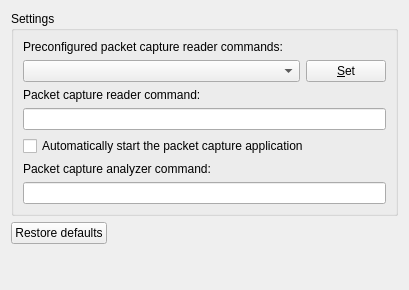
Before: the Qt Designer form gns3/ui/packet_capture_preferences_page.ui in GNS3/gns3-gui, drawn with Qt 5.
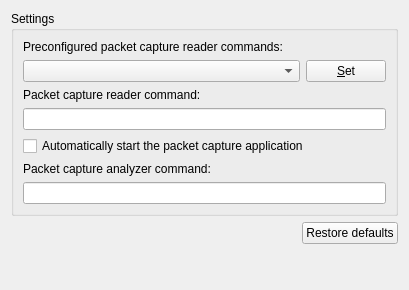
After: the same form once the commit is applied.

Commit message: Improvements on the preferences dialog.

Patch:
```diff
--- a/gns3/ui/packet_capture_preferences_page.ui
+++ b/gns3/ui/packet_capture_preferences_page.ui
@@ -87,13 +87,6 @@
     </widget>
    </item>
    <item row="1" column="0">
-    <widget class="QPushButton" name="uiRestoreDefaultsPushButton">
-     <property name="text">
-      <string>Restore defaults</string>
-     </property>
-    </widget>
-   </item>
-   <item row="1" column="1">
     <spacer name="horizontalSpacer">
      <property name="orientation">
       <enum>Qt::Horizontal</enum>
@@ -106,6 +99,13 @@
      </property>
     </spacer>
    </item>
+   <item row="1" column="1">
+    <widget class="QPushButton" name="uiRestoreDefaultsPushButton">
+     <property name="text">
+      <string>Restore defaults</string>
+     </property>
+    </widget>
+   </item>
    <item row="2" column="0" colspan="2">
     <spacer name="spacer">
      <property name="orientation">
```
The commit also changes 19 other files.
